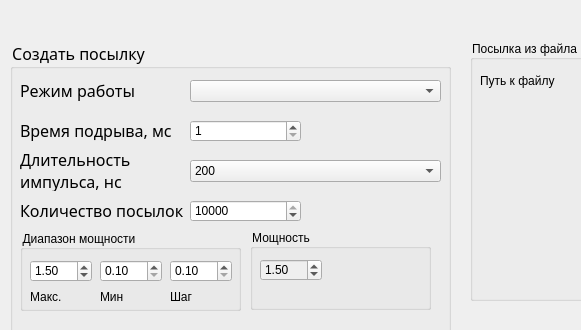
Before: the Qt Designer form UI/optionPage.ui in amuk1989/PIK-Ka_1, drawn with Qt 5; both pictures show x 0 to 581 and y 0 to 330 of the 922 by 477 pixel window.
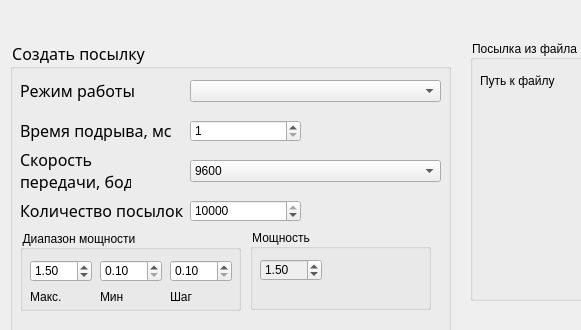
After: the same form once the commit is applied. Icons and pictures are not drawn. Custom widgets are drawn as their Qt base class.

The edit to the form file:
```diff
--- a/UI/optionPage.ui
+++ b/UI/optionPage.ui
@@ -157,8 +157,8 @@
       </font>
      </property>
      <property name="text">
-      <string>Длительность
-импульса, нс</string>
+      <string>Скорость
+передачи, бод</string>
      </property>
      <property name="alignment">
       <set>Qt::AlignLeading|Qt::AlignLeft|Qt::AlignVCenter</set>
@@ -175,7 +175,7 @@
      </property>
      <item>
       <property name="text">
-       <string>200</string>
+       <string>9600</string>
       </property>
      </item>
      <item>
```
Left out of the diff: 7 changed lines with no effect on the pictures.
